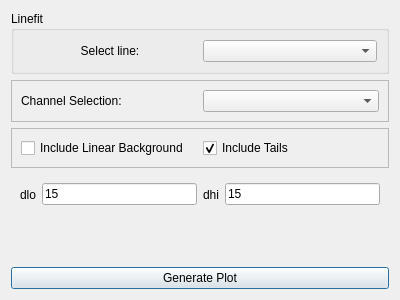
Above: massGui/ui/linefitSetup.ui from gmondee/massGui before the change. Below: the same form after it.
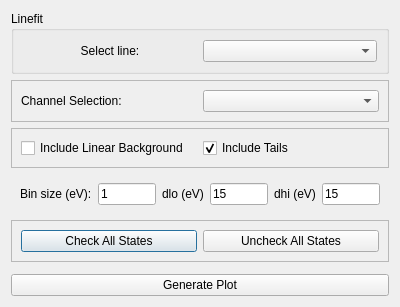
That is the form after the change. Custom widgets are drawn as their Qt base class.

Diff of the .ui file:
```diff
--- a/massGui/ui/linefitSetup.ui
+++ b/massGui/ui/linefitSetup.ui
@@ -96,10 +96,27 @@
    <item>
     <widget class="QWidget" name="widget" native="true">
      <layout class="QHBoxLayout" name="horizontalLayout_4">
+      <item>
+       <widget class="QLabel" name="label_5">
+        <property name="text">
+         <string>Bin size (eV):</string>
+        </property>
+       </widget>
+      </item>
+      <item>
+       <widget class="QLineEdit" name="binSizeBox">
+        <property name="inputMethodHints">
+         <set>Qt::ImhDigitsOnly</set>
+        </property>
+        <property name="text">
+         <string>1</string>
+        </property>
+       </widget>
+      </item>
       <item>
        <widget class="QLabel" name="label_3">
         <property name="text">
-         <string>dlo</string>
+         <string>dlo (eV)</string>
         </property>
        </widget>
       </item>
@@ -116,7 +133,7 @@
       <item>
        <widget class="QLabel" name="label_4">
         <property name="text">
-         <string>dhi</string>
+         <string>dhi (eV)</string>
         </property>
        </widget>
       </item>
@@ -133,6 +150,32 @@
      </layout>
     </widget>
    </item>
+   <item>
+    <widget class="QFrame" name="frame_3">
+     <property name="frameShape">
+      <enum>QFrame::StyledPanel</enum>
+     </property>
+     <property name="frameShadow">
+      <enum>QFrame::Raised</enum>
+     </property>
+     <layout class="QHBoxLayout" name="horizontalLayout_5">
+      <item>
+       <widget class="QPushButton" name="checkAllButton">
+        <property name="text">
+         <string>Check All States</string>
+        </property>
+       </widget>
+      </item>
+      <item>
+       <widget class="QPushButton" name="uncheckAllButton">
+        <property name="text">
+         <string>Uncheck All States</string>
+        </property>
+       </widget>
+      </item>
+     </layout>
+    </widget>
+   </item>
    <item>
     <widget class="StatesGrid" name="statesGrid" native="true"/>
    </item>
```
